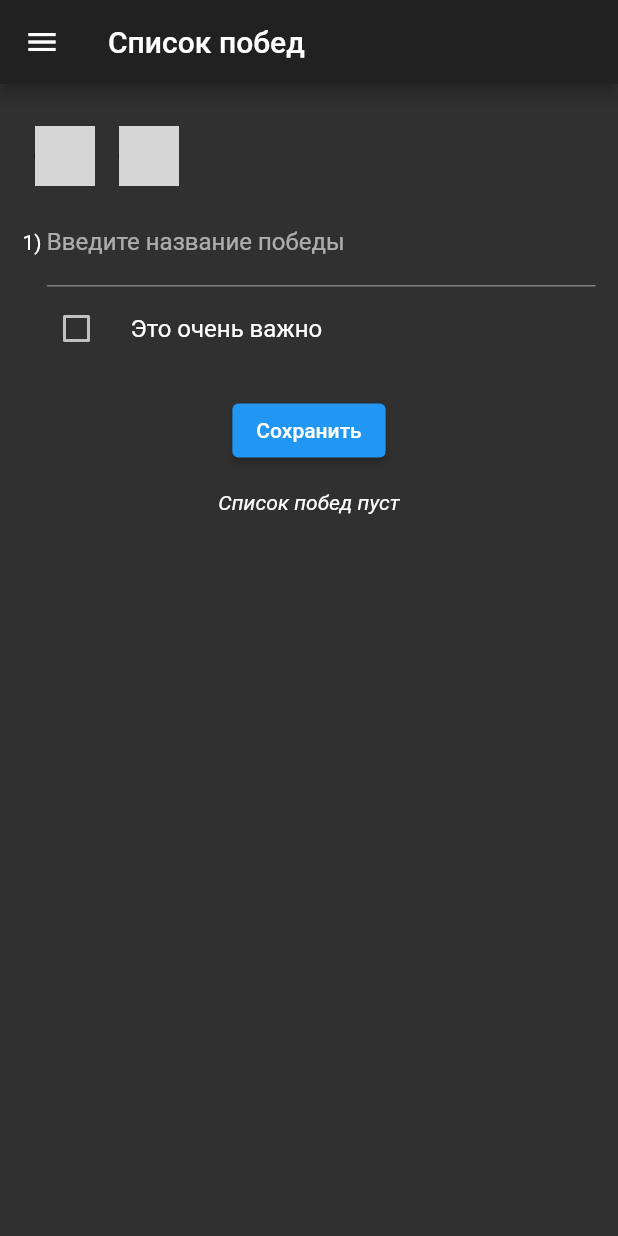
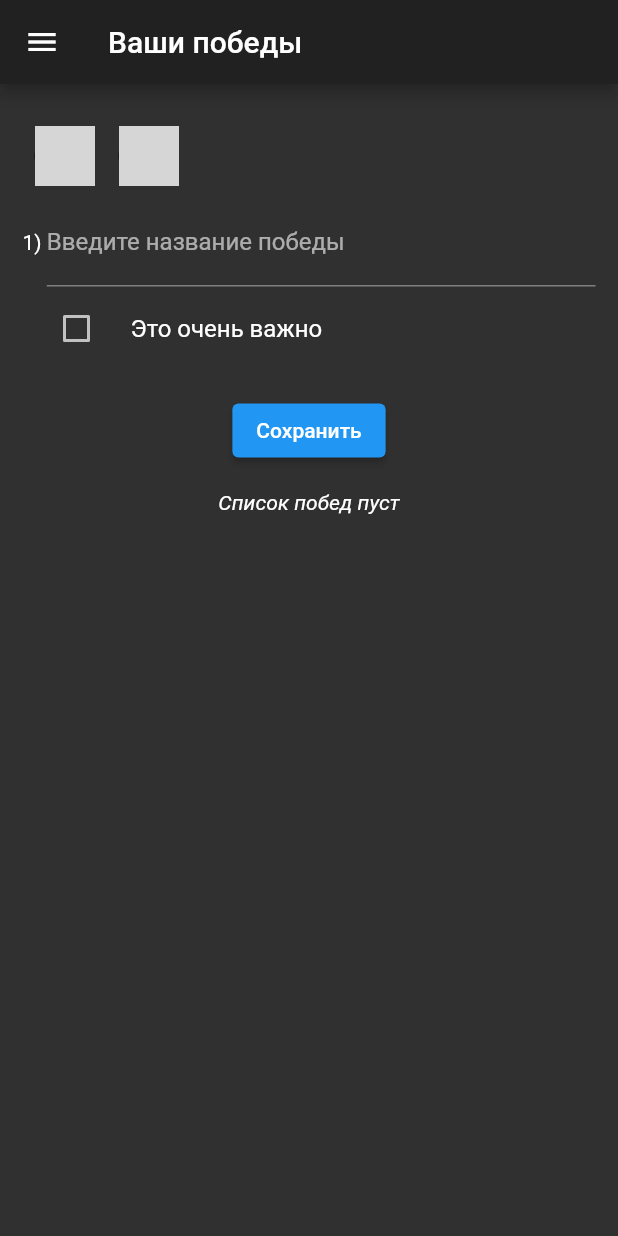
Before and after one commit to Undeadlol1/my_wins_today, a Flutter app: the screen it shows after launch, on a phone screen of 412 x 824 dp. Run offline on Flutter 3.47's test engine with Material 2 defaults, Android fonts, the phone set to English and light mode, and no system bars; our stand-ins replace cloud_firestore, firebase_auth, firebase_core, get, google_sign_in, like_button and 1 more; missing offline and left inert: cloud_firestore_web, firebase_auth_web, firebase_core_web, google_sign_in_web, storybook_flutter, tap_debouncer; accounts and stored records are empty; network calls fail; grey boxes are pictures that could not be loaded.

Commit message:
feat: rename main screen title

```diff
--- a/lib/screens/main_screen.dart
+++ b/lib/screens/main_screen.dart
@@ -27,7 +27,7 @@ class MainScreen extends StatelessWidget {
   @override
   Widget build(BuildContext context) {
     return Layout(
-      title: 'Список побед',
+      title: 'Ваши победы',
       body: Column(
         children: [
           UsersAvatarList(users: friendsList),
```
